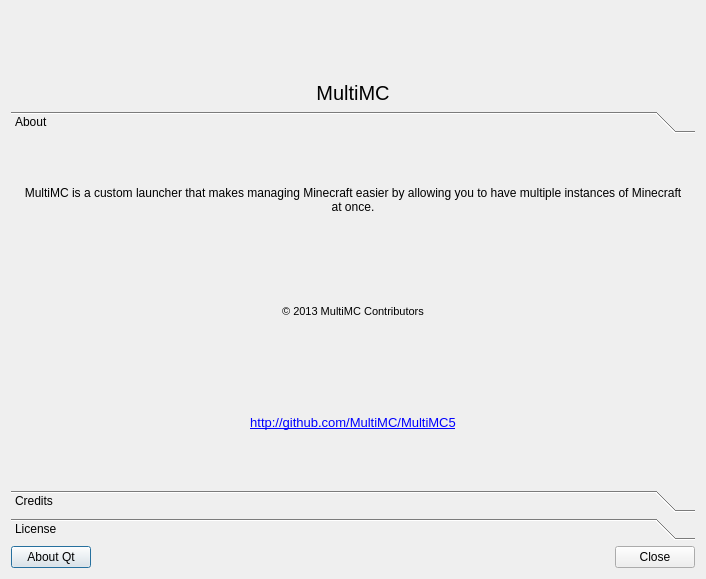
FreesmTeam/FreesmLauncher, file gui/dialogs/AboutDialog.ui: the form before one commit.
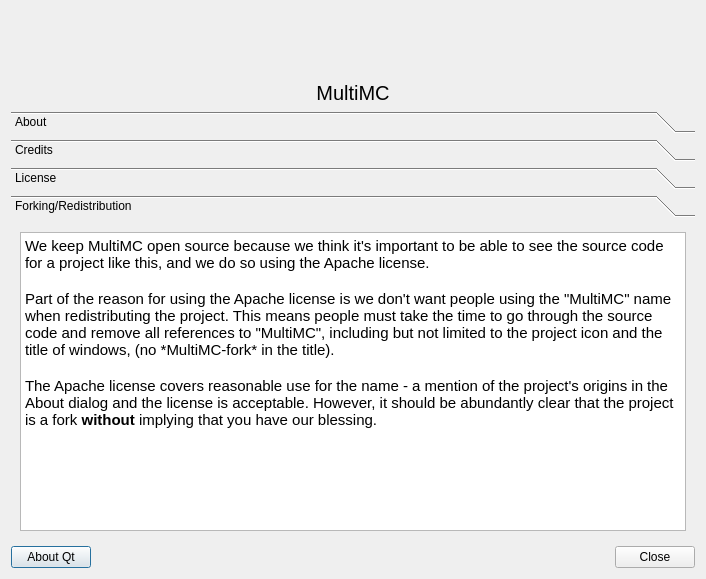
The form after the commit. The open tabs and pages were chosen to show the change. Icons and pictures are not drawn.

Commit message: Add the redistribution/fork text to the About dialog.

Diff of the .ui file:
```diff
--- a/gui/dialogs/AboutDialog.ui
+++ b/gui/dialogs/AboutDialog.ui
@@ -104,7 +104,7 @@
         <x>0</x>
         <y>0</y>
         <width>688</width>
-        <height>313</height>
+        <height>297</height>
        </rect>
       </property>
       <attribute name="label">
@@ -361,6 +361,39 @@
        </item>
       </layout>
      </widget>
+     <widget class="QWidget" name="forkPage">
+      <property name="geometry">
+       <rect>
+        <x>0</x>
+        <y>0</y>
+        <width>688</width>
+        <height>297</height>
+       </rect>
+      </property>
+      <attribute name="label">
+       <string>Forking/Redistribution</string>
+      </attribute>
+      <layout class="QVBoxLayout" name="verticalLayout_33">
+       <item>
+        <widget class="QTextEdit" name="textEdit">
+         <property name="html">
+          <string>&lt;!DOCTYPE HTML PUBLIC &quot;-//W3C//DTD HTML 4.0//EN&quot; &quot;http://www.w3.org/TR/REC-html40/strict.dtd&quot;&gt;
+&lt;html&gt;&lt;head&gt;&lt;meta name=&quot;qrichtext&quot; content=&quot;1&quot; /&gt;&lt;style type=&quot;text/css&quot;&gt;
+p, li { white-space: pre-wrap; }
+&lt;/style&gt;&lt;/head&gt;&lt;body style=&quot; font-family:'Bitstream Vera Sans'; font-size:11pt; font-weight:400; font-style:normal;&quot;&gt;
+&lt;p style=&quot; margin-top:0px; margin-bottom:0px; margin-left:0px; margin-right:0px; -qt-block-indent:0; text-indent:0px;&quot;&gt;We keep MultiMC open source because we think it's important to be able to see the source code for a project like this, and we do so using the Apache license.&lt;/p&gt;
+&lt;p style=&quot;-qt-paragraph-type:empty; margin-top:0px; margin-bottom:0px; margin-left:0px; margin-right:0px; -qt-block-indent:0; text-indent:0px;&quot;&gt;&lt;br /&gt;&lt;/p&gt;
+&lt;p style=&quot; margin-top:0px; margin-bottom:0px; margin-left:0px; margin-right:0px; -qt-block-indent:0; text-indent:0px;&quot;&gt;Part of the reason for using the Apache license is we don't want people using the &amp;quot;MultiMC&amp;quot; name when redistributing the project. This means people must take the time to go through the source code and remove all references to &amp;quot;MultiMC&amp;quot;, including but not limited to the project icon and the title of windows, (no *MultiMC-fork* in the title).&lt;/p&gt;
+&lt;p style=&quot;-qt-paragraph-type:empty; margin-top:0px; margin-bottom:0px; margin-left:0px; margin-right:0px; -qt-block-indent:0; text-indent:0px;&quot;&gt;&lt;br /&gt;&lt;/p&gt;
+&lt;p style=&quot; margin-top:0px; margin-bottom:0px; margin-left:0px; margin-right:0px; -qt-block-indent:0; text-indent:0px;&quot;&gt;The Apache license covers reasonable use for the name - a mention of the project's origins in the About dialog and the license is acceptable. However, it should be abundantly clear that the project is a fork &lt;span style=&quot; font-weight:600;&quot;&gt;without&lt;/span&gt; implying that you have our blessing.&lt;/p&gt;&lt;/body&gt;&lt;/html&gt;</string>
+         </property>
+         <property name="textInteractionFlags">
+          <set>Qt::LinksAccessibleByKeyboard|Qt::LinksAccessibleByMouse|Qt::TextBrowserInteraction|Qt::TextSelectableByKeyboard|Qt::TextSelectableByMouse</set>
+         </property>
+        </widget>
+       </item>
+      </layout>
+     </widget>
     </widget>
    </item>
    <item>
```
Left out of the diff: 6 changed lines with no effect on the pictures.
